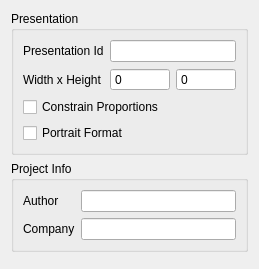
Above: src/Authoring/Studio/UI/StudioProjectSettingsPage.ui from flyhex/qt3dstudio before the change. Below: the same form after it.
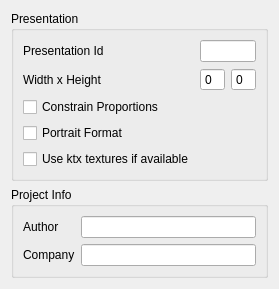
That is the form after the change.

Commit message:
Add use ktx checkbox to presentation settings
Also did some cleanup for studio project settings and studio
preferences.
Runtime modifications for this task are done in another commit.

Task-number: QT3DS-2505

```diff
--- a/src/Authoring/Studio/UI/StudioProjectSettingsPage.ui
+++ b/src/Authoring/Studio/UI/StudioProjectSettingsPage.ui
@@ -72,6 +72,20 @@
         </property>
        </widget>
       </item>
+      <item row="4" column="0">
+       <widget class="QCheckBox" name="m_checkUseKtx">
+        <property name="toolTip">
+         <string>Force runtime to check first if there
+are ktx compressed textures available
+when loading texture maps.
+Note that this should only be checked
+when ktx textures are present.</string>
+        </property>
+        <property name="text">
+         <string>Use ktx textures if available</string>
+        </property>
+       </widget>
+      </item>
      </layout>
     </widget>
    </item>
```
The commit also changes 12 other files.
